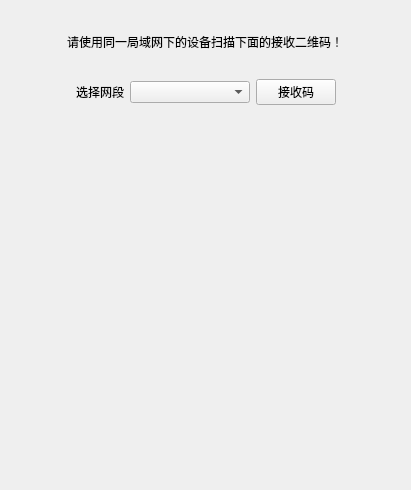
Qt form webreceive.ui (qianqianjun/QinLinTransfer) before a commit.
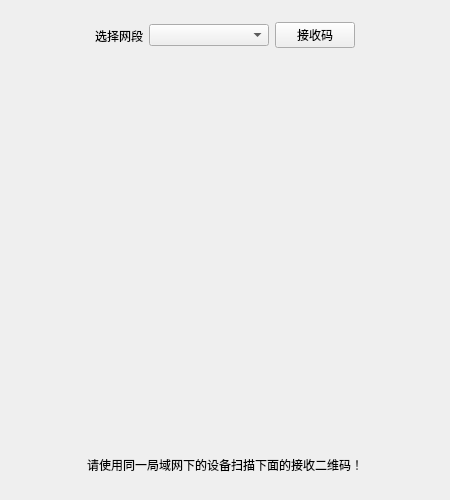
The same form after that commit.

Commit message: 完成Web传输功能，修改了界面的几个小BUG

```diff
--- a/webreceive.ui
+++ b/webreceive.ui
@@ -6,57 +6,33 @@
    <rect>
     <x>0</x>
     <y>0</y>
-    <width>411</width>
-    <height>490</height>
+    <width>450</width>
+    <height>500</height>
    </rect>
   </property>
+  <property name="sizePolicy">
+   <sizepolicy hsizetype="Fixed" vsizetype="Fixed">
+    <horstretch>0</horstretch>
+    <verstretch>0</verstretch>
+   </sizepolicy>
+  </property>
+  <property name="minimumSize">
+   <size>
+    <width>450</width>
+    <height>500</height>
+   </size>
+  </property>
+  <property name="maximumSize">
+   <size>
+    <width>450</width>
+    <height>500</height>
+   </size>
+  </property>
   <property name="windowTitle">
    <string>Form</string>
   </property>
   <layout class="QVBoxLayout" name="verticalLayout">
    <item>
-    <widget class="QWidget" name="widget" native="true">
-     <layout class="QVBoxLayout" name="verticalLayout_2">
-      <item>
-       <widget class="QWidget" name="widget_3" native="true">
-        <layout class="QHBoxLayout" name="horizontalLayout_2">
-         <item>
-          <spacer name="horizontalSpacer">
-           <property name="orientation">
-            <enum>Qt::Horizontal</enum>
-           </property>
-           <property name="sizeHint" stdset="0">
-            <size>
-             <width>40</width>
-             <height>20</height>
-            </size>
-           </property>
-          </spacer>
-         </item>
-         <item>
-          <widget class="QLabel" name="label">
-           <property name="text">
-            <string>请使用同一局域网下的设备扫描下面的接收二维码！</string>
-           </property>
-          </widget>
-         </item>
-         <item>
-          <spacer name="horizontalSpacer_2">
-           <property name="orientation">
-            <enum>Qt::Horizontal</enum>
-           </property>
-           <property name="sizeHint" stdset="0">
-            <size>
-             <width>40</width>
-             <height>20</height>
-            </size>
-           </property>
-          </spacer>
-         </item>
-        </layout>
-       </widget>
-      </item>
-      <item>
        <widget class="QWidget" name="widget_2" native="true">
         <layout class="QHBoxLayout" name="horizontalLayout">
          <item>
@@ -130,13 +106,50 @@
         </layout>
        </widget>
       </item>
-     </layout>
-    </widget>
-   </item>
+   <item>
+    <widget class="QWidget" name="widget_4" native="true">
+     <property name="sizePolicy">
+      <sizepolicy hsizetype="Minimum" vsizetype="Minimum">
+       <horstretch>0</horstretch>
+       <verstretch>0</verstretch>
+      </sizepolicy>
+     </property>
+     <property name="minimumSize">
+      <size>
+       <width>350</width>
+       <height>350</height>
+      </size>
+     </property>
+     <layout class="QHBoxLayout" name="horizontalLayout_3">
    <item>
     <widget class="QWidget" name="qrcode_area" native="true">
      <property name="sizePolicy">
-      <sizepolicy hsizetype="Preferred" vsizetype="Fixed">
+         <sizepolicy hsizetype="Fixed" vsizetype="Fixed">
+          <horstretch>0</horstretch>
+          <verstretch>0</verstretch>
+         </sizepolicy>
+        </property>
+        <property name="minimumSize">
+         <size>
+          <width>350</width>
+          <height>350</height>
+         </size>
+        </property>
+        <property name="maximumSize">
+         <size>
+          <width>350</width>
+          <height>350</height>
+         </size>
+        </property>
+       </widget>
+      </item>
+     </layout>
+    </widget>
+   </item>
+   <item>
+    <widget class="QWidget" name="widget_3" native="true">
+     <property name="sizePolicy">
+      <sizepolicy hsizetype="Preferred" vsizetype="Preferred">
        <horstretch>0</horstretch>
        <verstretch>0</verstretch>
       </sizepolicy>
@@ -144,9 +157,44 @@
      <property name="minimumSize">
       <size>
        <width>0</width>
-       <height>350</height>
+       <height>0</height>
       </size>
      </property>
+     <layout class="QHBoxLayout" name="horizontalLayout_2">
+      <item>
+       <spacer name="horizontalSpacer">
+        <property name="orientation">
+         <enum>Qt::Horizontal</enum>
+        </property>
+        <property name="sizeHint" stdset="0">
+         <size>
+          <width>40</width>
+          <height>20</height>
+         </size>
+        </property>
+       </spacer>
+      </item>
+      <item>
+       <widget class="QLabel" name="label">
+        <property name="text">
+         <string>请使用同一局域网下的设备扫描下面的接收二维码！</string>
+        </property>
+       </widget>
+      </item>
+      <item>
+       <spacer name="horizontalSpacer_2">
+        <property name="orientation">
+         <enum>Qt::Horizontal</enum>
+        </property>
+        <property name="sizeHint" stdset="0">
+         <size>
+          <width>40</width>
+          <height>20</height>
+         </size>
+        </property>
+       </spacer>
+      </item>
+     </layout>
     </widget>
    </item>
   </layout>
```
Lines whose indentation alone changed are shown as unchanged. The commit also changes 13 other files.
